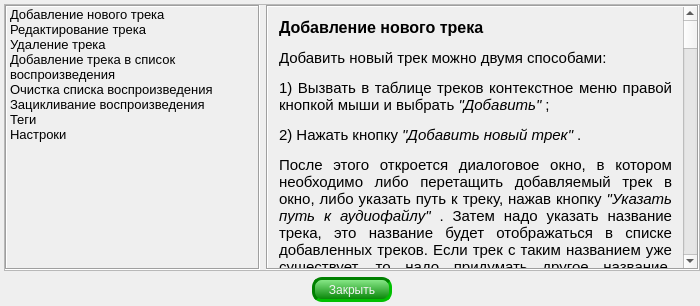
This is ReferenceForm.ui in AndreyGovnocoder/SoundAround_2.0 as Qt 5 draws it before an edit. The edited form follows.
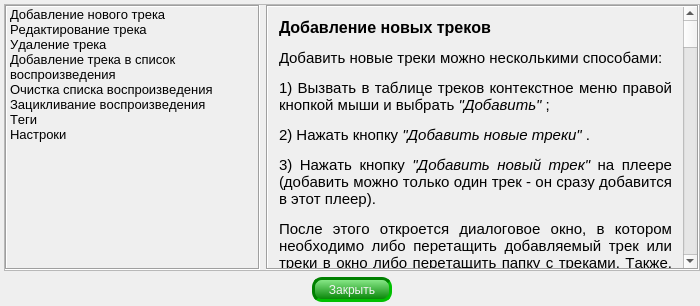
This is the edited form. Icons and pictures are not drawn.

```diff
--- a/ReferenceForm.ui
+++ b/ReferenceForm.ui
@@ -22,6 +22,13 @@
     <height>16777215</height>
    </size>
   </property>
+  <property name="font">
+   <font>
+    <weight>50</weight>
+    <bold>false</bold>
+    <kerning>false</kerning>
+   </font>
+  </property>
   <property name="windowTitle">
    <string>Справка</string>
   </property>
@@ -142,6 +149,13 @@
             </disabled>
            </palette>
           </property>
+          <property name="font">
+           <font>
+            <weight>50</weight>
+            <bold>false</bold>
+            <kerning>false</kerning>
+           </font>
+          </property>
           <property name="frameShape">
            <enum>QFrame::Box</enum>
           </property>
@@ -526,16 +540,16 @@
          <property name="geometry">
           <rect>
            <x>0</x>
-           <y>-498</y>
+           <y>-628</y>
            <width>410</width>
-           <height>2292</height>
+           <height>3084</height>
           </rect>
          </property>
          <layout class="QVBoxLayout" name="verticalLayout">
           <item>
            <widget class="QLabel" name="addTrack_lbl">
             <property name="text">
-             <string>&lt;html&gt;&lt;head/&gt;&lt;body&gt;&lt;p align=&quot;justify&quot;&gt;&lt;span style=&quot; font-size:12pt; font-weight:600;&quot;&gt;Добавление нового трека&lt;/span&gt;&lt;/p&gt;&lt;p align=&quot;justify&quot;&gt;&lt;span style=&quot; font-size:11pt;&quot;&gt;Добавить новый трек можно двумя способами:&lt;/span&gt;&lt;/p&gt;&lt;p align=&quot;justify&quot;&gt;&lt;span style=&quot; font-size:11pt;&quot;&gt;1) Вызвать в таблице треков контекстное меню правой кнопкой мыши и выбрать &lt;/span&gt;&lt;img src=&quot;:/SoundAround/images/add-new-track-16x16.png&quot;/&gt;&lt;span style=&quot; font-size:11pt; font-style:italic;&quot;&gt;&amp;quot;Добавить&amp;quot;&lt;/span&gt;&lt;span style=&quot; font-size:11pt;&quot;&gt; ;&lt;/span&gt;&lt;/p&gt;&lt;p align=&quot;justify&quot;&gt;&lt;span style=&quot; font-size:11pt;&quot;&gt;2) Нажать кнопку &lt;/span&gt;&lt;img src=&quot;:/SoundAround/images/add-new-track-16x16.png&quot;/&gt;&lt;span style=&quot; font-size:11pt; font-style:italic;&quot;&gt;&amp;quot;Добавить новый трек&amp;quot;&lt;/span&gt;&lt;span style=&quot; font-size:11pt;&quot;&gt; .&lt;/span&gt;&lt;/p&gt;&lt;p align=&quot;justify&quot;&gt;&lt;span style=&quot; font-size:11pt;&quot;&gt;После этого откроется диалоговое окно, в котором необходимо либо перетащить добавляемый трек в окно, либо указать путь к треку, нажав кнопку &lt;/span&gt;&lt;img src=&quot;:/SoundAround/images/addAudio16x16.png&quot;/&gt;&lt;span style=&quot; font-size:11pt; font-style:italic;&quot;&gt; &amp;quot;Указать путь к аудиофайлу&amp;quot;&lt;/span&gt;&lt;span style=&quot; font-size:11pt;&quot;&gt; . Затем надо указать название трека, это название будет отображаться в списке добавленных треков. Если трек с таким названием уже существует, то надо придумать другое название. Программа поддерживает следующие форматы: &lt;/span&gt;&lt;span style=&quot; font-size:11pt; font-weight:600; font-style:italic;&quot;&gt;mp3, wav, ogg, ape, flac, aiff &lt;/span&gt;&lt;span style=&quot; font-size:11pt;&quot;&gt;и другие.&lt;/span&gt;&lt;/p&gt;&lt;p align=&quot;justify&quot;&gt;&lt;span style=&quot; font-size:11pt; color:#ff0000;&quot;&gt;Внимание! &lt;/span&gt;&lt;span style=&quot; font-size:11pt;&quot;&gt;Поле ввода названия трека&lt;/span&gt;&lt;span style=&quot; font-size:11pt; font-weight:600;&quot;&gt; не&lt;/span&gt;&lt;span style=&quot; font-size:11pt;&quot;&gt; должно быть пустым! Иначе программа не позволит добавить трек. &lt;/span&gt;&lt;/p&gt;&lt;p align=&quot;justify&quot;&gt;&lt;span style=&quot; font-size:11pt;&quot;&gt;При желании можно добавить неограниченное количество тегов - для этого надо выделить желаемые теги в правой колонке (для выделения нескольких тегов зажать клавишу Ctrl) и нажать соответствующую кнопку &lt;/span&gt;&lt;img src=&quot;:/SoundAround/images/arrow-99-16.png&quot;/&gt;&lt;span style=&quot; font-size:11pt;&quot;&gt;. Что бы добавить новый тег, надо нажать кнопку &lt;/span&gt;&lt;img src=&quot;:/SoundAround/images/plus-2-16.png&quot;/&gt;&lt;span style=&quot; font-size:11pt;&quot;&gt; и ввести название тега. &lt;/span&gt;&lt;/p&gt;&lt;p align=&quot;justify&quot;&gt;&lt;span style=&quot; font-size:11pt;&quot;&gt;После всех действий нажми кнопку &lt;/span&gt;&lt;span style=&quot; font-size:11pt; font-style:italic;&quot;&gt;&amp;quot;Ок&amp;quot;&lt;/span&gt;&lt;span style=&quot; font-size:11pt;&quot;&gt; и трек добавиться в список. Если в настройках включена соответствующая функция, то новый трек автоматически добавится в список воспроизведения.&lt;/span&gt;&lt;/p&gt;&lt;/body&gt;&lt;/html&gt;</string>
+             <string>&lt;html&gt;&lt;head/&gt;&lt;body&gt;&lt;p align=&quot;justify&quot;&gt;&lt;span style=&quot; font-size:12pt; font-weight:600;&quot;&gt;Добавление новых треков&lt;/span&gt;&lt;/p&gt;&lt;p align=&quot;justify&quot;&gt;&lt;span style=&quot; font-size:11pt;&quot;&gt;Добавить новые треки можно несколькими способами:&lt;/span&gt;&lt;/p&gt;&lt;p align=&quot;justify&quot;&gt;&lt;span style=&quot; font-size:11pt;&quot;&gt;1) Вызвать в таблице треков контекстное меню правой кнопкой мыши и выбрать &lt;/span&gt;&lt;img src=&quot;:/SoundAround/images/add-new-track-16x16.png&quot;/&gt;&lt;span style=&quot; font-size:11pt; font-style:italic;&quot;&gt;&amp;quot;Добавить&amp;quot;&lt;/span&gt;&lt;span style=&quot; font-size:11pt;&quot;&gt; ;&lt;/span&gt;&lt;/p&gt;&lt;p align=&quot;justify&quot;&gt;&lt;span style=&quot; font-size:11pt;&quot;&gt;2) Нажать кнопку &lt;/span&gt;&lt;img src=&quot;:/SoundAround/images/add-new-track-16x16.png&quot;/&gt;&lt;span style=&quot; font-size:11pt; font-style:italic;&quot;&gt;&amp;quot;Добавить новые треки&amp;quot;&lt;/span&gt;&lt;span style=&quot; font-size:11pt;&quot;&gt; .&lt;/span&gt;&lt;/p&gt;&lt;p align=&quot;justify&quot;&gt;&lt;span style=&quot; font-size:11pt;&quot;&gt;3) Нажать кнопку &lt;/span&gt;&lt;img src=&quot;:/SoundAround/images/add-new-track-16x16.png&quot;/&gt;&lt;span style=&quot; font-size:11pt; font-style:italic;&quot;&gt;&amp;quot;Добавить новый трек&amp;quot;&lt;/span&gt;&lt;span style=&quot; font-size:11pt;&quot;&gt; на плеере (добавить можно только один трек - он сразу добавится в этот плеер).&lt;/span&gt;&lt;/p&gt;&lt;p align=&quot;justify&quot;&gt;&lt;span style=&quot; font-size:11pt;&quot;&gt;После этого откроется диалоговое окно, в котором необходимо либо перетащить добавляемый трек или треки в окно либо перетащить папку с треками. Также, можно либо указать путь к трекам (кнопка &lt;/span&gt;&lt;img src=&quot;:/SoundAround/images/addAudio16x16.png&quot;/&gt;&lt;span style=&quot; font-size:11pt; font-style:italic;&quot;&gt; &amp;quot;Указать путь к аудиофайлам&amp;quot;&lt;/span&gt;&lt;span style=&quot; font-size:11pt;&quot;&gt; ), либо указать путь к папке с треками (кнопка &lt;/span&gt;&lt;img src=&quot;:/SoundAround/images/add-folder-16.png&quot;/&gt;&lt;span style=&quot; font-size:11pt; font-style:italic;&quot;&gt;&amp;quot;Указать путь к папке с аудиофайлами&amp;quot;&lt;/span&gt;&lt;span style=&quot; font-size:11pt;&quot;&gt;). &lt;/span&gt;&lt;/p&gt;&lt;p align=&quot;justify&quot;&gt;&lt;span style=&quot; font-size:11pt;&quot;&gt;Затем каждому добавленному треку необходимо присвоить название (это название будет отображаться в таблице треков) и, при необходимости, можно добавить неограниченное количество тегов - для этого надо выделить желаемые теги в правой колонке (для выделения нескольких тегов зажать клавишу Ctrl), либо в поле ввода ввести тег, если такой тег уже существует, то он отобразится в списке тегов, если такого тега нет, то, нажав кнопку &lt;/span&gt;&lt;img src=&quot;:/SoundAround/images/arrow-99-16.png&quot;/&gt;&lt;span style=&quot; font-size:11pt;&quot;&gt;(или клавишу Enter)тег добавится в список тегов трека. Новый тег также можно добавить, нажав кнопку &lt;/span&gt;&lt;img src=&quot;:/SoundAround/images/plus-2-16.png&quot;/&gt;&lt;span style=&quot; font-size:11pt;&quot;&gt; и ввести название тега. &lt;/span&gt;&lt;/p&gt;&lt;p align=&quot;justify&quot;&gt;&lt;span style=&quot; font-size:11pt;&quot;&gt;После всего этого необходимо подтвердить добавление трека, нажав кнопку &lt;/span&gt;&lt;img src=&quot;:/SoundAround/images/checkmark-16.png&quot;/&gt;&lt;span style=&quot; font-size:11pt; font-style:italic;&quot;&gt;&amp;quot;Подтвердить добавление трека&amp;quot;.&lt;/span&gt;&lt;/p&gt;&lt;p align=&quot;justify&quot;&gt;&lt;span style=&quot; font-size:11pt;&quot;&gt;Если передумал или решил внести изменения в подтвержденный трек, нажми кнопку &lt;/span&gt;&lt;img src=&quot;:/SoundAround/images/ban-16.png&quot;/&gt;&lt;span style=&quot; font-size:11pt; font-style:italic;&quot;&gt;&amp;quot;Отменить подтверждение&amp;quot;.&lt;/span&gt;&lt;br/&gt;&lt;/p&gt;&lt;p align=&quot;justify&quot;&gt;&lt;span style=&quot; font-size:11pt;&quot;&gt;Программа поддерживает следующие форматы: &lt;/span&gt;&lt;span style=&quot; font-size:11pt; font-weight:600; font-style:italic;&quot;&gt;mp3, wav, ogg, ape, flac, aiff &lt;/span&gt;&lt;span style=&quot; font-size:11pt;&quot;&gt;.&lt;/span&gt;&lt;/p&gt;&lt;p align=&quot;justify&quot;&gt;&lt;span style=&quot; font-size:11pt;&quot;&gt;Когда все необходимые для добавления треки подтверждены нажми кнопку &lt;/span&gt;&lt;span style=&quot; font-size:11pt; font-style:italic;&quot;&gt;&amp;quot;Ок&amp;quot;.&lt;/span&gt;&lt;span style=&quot; font-size:11pt;&quot;&gt; Программа спросит &lt;/span&gt;&lt;span style=&quot; font-size:11pt; font-style:italic;&quot;&gt;&amp;quot;Копировать файл в папку с программой&amp;quot;&lt;/span&gt;&lt;span style=&quot; font-size:11pt;&quot;&gt;, ответь утвердительно, если хочешь иметь копию аудиофайла в папке с программой, в противном случае ответь отрицательно - тогда программа будет хранить путь к аудиофайлу. Что бы вопрос больше не задавался поставь галочку &lt;/span&gt;&lt;span style=&quot; font-size:11pt; font-style:italic;&quot;&gt;&amp;quot;Больше не спрашивать&amp;quot; &lt;/span&gt;&lt;span style=&quot; font-size:11pt;&quot;&gt;(выбор можно изменить в любой момент в настройках программы)&lt;/span&gt;&lt;span style=&quot; font-size:11pt; font-style:italic;&quot;&gt;.&lt;/span&gt;&lt;/p&gt;&lt;p align=&quot;justify&quot;&gt;&lt;span style=&quot; font-size:11pt;&quot;&gt;После этого все подтвержденные треки добавятся в таблицу треков и если в настройках включена соответствующая функция, то новые треки автоматически добавятся в список воспроизведения.&lt;/span&gt;&lt;/p&gt;&lt;/body&gt;&lt;/html&gt;</string>
             </property>
             <property name="wordWrap">
              <bool>true</bool>
```
Left out of the diff: 14 changed lines with no effect on the pictures.
